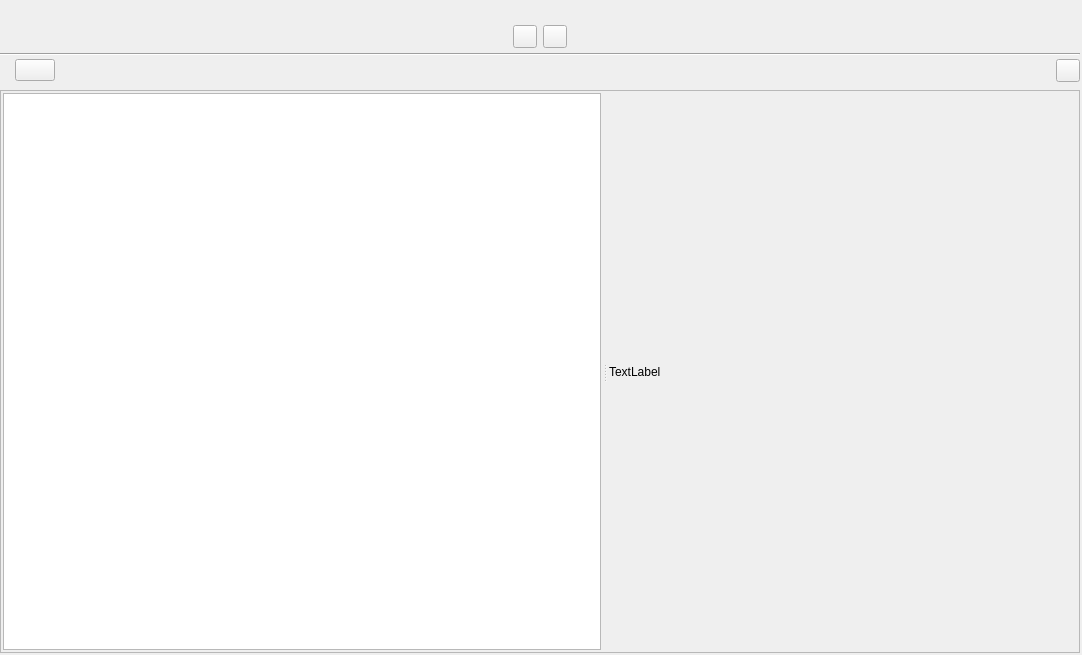
Qt form ui/world_building_view.ui (zkovari/plotlyst) before a commit.
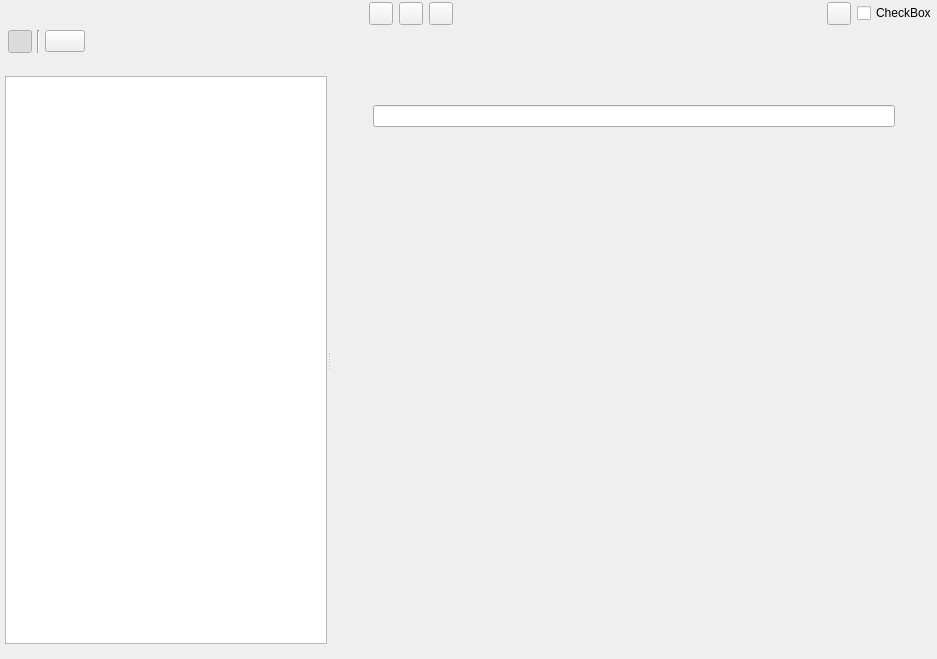
The same form after that commit. The open tabs and pages were chosen to show the change. Custom widgets are drawn as their Qt base class.

Commit message:
New worldbuilding entity editor (#831)
* New worldbuilding entity editor

* Progress

* section

* quote

* persist world separately

* persist

* simple menu

* remove

* progress

* progress

* Add blocks

* Add block below header

* remove btn

* playing with map

* remove btn

* init with text element

* root

* remove block

* remove sections

```diff
--- a/ui/world_building_view.ui
+++ b/ui/world_building_view.ui
@@ -6,8 +6,8 @@
    <rect>
     <x>0</x>
     <y>0</y>
-    <width>1082</width>
-    <height>655</height>
+    <width>937</width>
+    <height>659</height>
    </rect>
   </property>
   <property name="windowTitle">
@@ -27,29 +27,19 @@
     <number>2</number>
    </property>
    <property name="rightMargin">
-    <number>2</number>
+    <number>0</number>
    </property>
    <property name="bottomMargin">
-    <number>2</number>
+    <number>0</number>
    </property>
    <item>
-    <widget class="QWidget" name="wdgTitleParent" native="true">
-     <property name="sizePolicy">
-      <sizepolicy hsizetype="Preferred" vsizetype="Maximum">
-       <horstretch>0</horstretch>
-       <verstretch>0</verstretch>
-      </sizepolicy>
-     </property>
-    </widget>
-   </item>
-   <item>
-    <widget class="QWidget" name="widget_2" native="true">
+    <widget class="QWidget" name="wdgButtonsHeader" native="true">
      <layout class="QHBoxLayout" name="horizontalLayout_4">
       <property name="leftMargin">
        <number>0</number>
       </property>
       <property name="topMargin">
-       <number>20</number>
+       <number>0</number>
       </property>
       <property name="rightMargin">
        <number>0</number>
@@ -95,6 +85,31 @@
         </attribute>
        </widget>
       </item>
+      <item>
+       <widget class="QToolButton" name="btnMapView">
+        <property name="cursor">
+         <cursorShape>PointingHandCursor</cursorShape>
+        </property>
+        <property name="text">
+         <string/>
+        </property>
+        <property name="shortcut">
+         <string>3</string>
+        </property>
+        <property name="checkable">
+         <bool>true</bool>
+        </property>
+        <property name="checked">
+         <bool>false</bool>
+        </property>
+        <property name="base" stdset="0">
+         <bool>true</bool>
+        </property>
+        <attribute name="buttonGroup">
+         <string notr="true">buttonGroup</string>
+        </attribute>
+       </widget>
+      </item>
       <item>
        <widget class="QToolButton" name="btnHistoryView">
         <property name="cursor">
@@ -133,24 +148,69 @@
         </property>
        </spacer>
       </item>
+      <item>
+       <widget class="QToolButton" name="iconReaderMode">
+        <property name="cursor">
+         <cursorShape>PointingHandCursor</cursorShape>
+        </property>
+        <property name="text">
+         <string/>
+        </property>
+        <property name="transparent" stdset="0">
+         <bool>true</bool>
+        </property>
+       </widget>
+      </item>
+      <item>
+       <widget class="Toggle" name="checkBox">
+        <property name="cursor">
+         <cursorShape>PointingHandCursor</cursorShape>
+        </property>
+        <property name="text">
+         <string>CheckBox</string>
+        </property>
+       </widget>
+      </item>
      </layout>
     </widget>
    </item>
-   <item>
-    <widget class="Line" name="line">
-     <property name="orientation">
-      <enum>Qt::Horizontal</enum>
-     </property>
-    </widget>
-   </item>
    <item>
     <layout class="QHBoxLayout" name="horizontalLayout">
+     <property name="spacing">
+      <number>5</number>
+     </property>
      <property name="leftMargin">
-      <number>15</number>
+      <number>8</number>
      </property>
      <property name="bottomMargin">
       <number>5</number>
      </property>
+     <item>
+      <widget class="QToolButton" name="btnTreeToggle">
+       <property name="cursor">
+        <cursorShape>PointingHandCursor</cursorShape>
+       </property>
+       <property name="text">
+        <string/>
+       </property>
+       <property name="checkable">
+        <bool>true</bool>
+       </property>
+       <property name="checked">
+        <bool>true</bool>
+       </property>
+       <property name="base" stdset="0">
+        <bool>true</bool>
+       </property>
+      </widget>
+     </item>
+     <item>
+      <widget class="Line" name="line">
+       <property name="orientation">
+        <enum>Qt::Vertical</enum>
+       </property>
+      </widget>
+     </item>
      <item>
       <widget class="QPushButton" name="btnNew">
        <property name="maximumSize">
@@ -192,54 +252,63 @@
        </property>
       </spacer>
      </item>
-     <item>
-      <widget class="QToolButton" name="toolButton">
-       <property name="cursor">
-        <cursorShape>PointingHandCursor</cursorShape>
-       </property>
-       <property name="text">
-        <string/>
-       </property>
-      </widget>
-     </item>
     </layout>
    </item>
    <item>
-    <widget class="QSplitter" name="splitter">
-     <property name="sizePolicy">
-      <sizepolicy hsizetype="Expanding" vsizetype="Expanding">
-       <horstretch>0</horstretch>
-       <verstretch>0</verstretch>
-      </sizepolicy>
+    <widget class="QStackedWidget" name="stackedWidget">
+     <property name="currentIndex">
+      <number>1</number>
      </property>
-     <property name="frameShape">
-      <enum>QFrame::StyledPanel</enum>
-     </property>
-     <property name="frameShadow">
-      <enum>QFrame::Sunken</enum>
-     </property>
+     <widget class="QWidget" name="pageEntity">
+      <property name="bg-image" stdset="0">
+       <bool>true</bool>
+      </property>
+      <layout class="QVBoxLayout" name="verticalLayout_6">
+       <property name="spacing">
+        <number>0</number>
+       </property>
+       <property name="leftMargin">
+        <number>0</number>
+       </property>
+       <property name="topMargin">
+        <number>0</number>
+       </property>
+       <property name="rightMargin">
+        <number>0</number>
+       </property>
+       <property name="bottomMargin">
+        <number>0</number>
+       </property>
+       <item>
+        <widget class="QSplitter" name="splitterNav">
      <property name="orientation">
       <enum>Qt::Horizontal</enum>
      </property>
      <property name="childrenCollapsible">
       <bool>false</bool>
      </property>
-     <widget class="QWidget" name="wgtChapters" native="true">
+         <widget class="QWidget" name="wdgWorldContainer" native="true">
+          <property name="sizePolicy">
+           <sizepolicy hsizetype="Preferred" vsizetype="Expanding">
+            <horstretch>0</horstretch>
+            <verstretch>0</verstretch>
+           </sizepolicy>
+          </property>
       <layout class="QVBoxLayout" name="verticalLayout_2">
        <property name="spacing">
         <number>3</number>
        </property>
        <property name="leftMargin">
-        <number>2</number>
+            <number>5</number>
        </property>
        <property name="topMargin">
-        <number>2</number>
+            <number>15</number>
        </property>
        <property name="rightMargin">
-        <number>2</number>
+            <number>0</number>
        </property>
        <property name="bottomMargin">
-        <number>2</number>
+            <number>15</number>
        </property>
        <item>
         <widget class="WorldBuildingTreeView" name="treeWorld">
@@ -256,44 +325,46 @@
        </item>
       </layout>
      </widget>
-     <widget class="QStackedWidget" name="stackedWidget">
-      <property name="currentIndex">
-       <number>0</number>
-      </property>
-      <widget class="QWidget" name="pageEditor">
-       <property name="relaxed-white-bg" stdset="0">
+         <widget class="QScrollArea" name="scrollArea">
+          <property name="frameShape">
+           <enum>QFrame::NoFrame</enum>
+          </property>
+          <property name="widgetResizable">
         <bool>true</bool>
        </property>
-       <layout class="QVBoxLayout" name="verticalLayout">
-        <property name="spacing">
-         <number>3</number>
-        </property>
-        <property name="leftMargin">
-         <number>0</number>
-        </property>
-        <property name="topMargin">
-         <number>0</number>
-        </property>
-        <property name="rightMargin">
-         <number>0</number>
-        </property>
-        <property name="bottomMargin">
-         <number>0</number>
-        </property>
-        <item>
-         <widget class="QWidget" name="wdgHeader" native="true">
+          <widget class="QWidget" name="scrollAreaWidgetContents">
+           <property name="geometry">
+            <rect>
+             <x>0</x>
+             <y>0</y>
+             <width>609</width>
+             <height>597</height>
+            </rect>
+           </property>
+           <property name="sizePolicy">
+            <sizepolicy hsizetype="Expanding" vsizetype="Expanding">
+             <horstretch>0</horstretch>
+             <verstretch>0</verstretch>
+            </sizepolicy>
+           </property>
+           <property name="bg-image" stdset="0">
+            <bool>true</bool>
+           </property>
           <layout class="QHBoxLayout" name="horizontalLayout_2">
+            <property name="spacing">
+             <number>3</number>
+            </property>
            <property name="leftMargin">
-            <number>8</number>
+             <number>2</number>
            </property>
            <property name="topMargin">
-            <number>5</number>
+             <number>15</number>
            </property>
            <property name="rightMargin">
-            <number>8</number>
+             <number>2</number>
            </property>
            <property name="bottomMargin">
-            <number>40</number>
+             <number>15</number>
            </property>
            <item>
             <spacer name="horizontalSpacer_2">
@@ -301,7 +372,7 @@
               <enum>Qt::Horizontal</enum>
              </property>
              <property name="sizeType">
-              <enum>QSizePolicy::Expanding</enum>
+               <enum>QSizePolicy::Fixed</enum>
              </property>
              <property name="sizeHint" stdset="0">
               <size>
@@ -312,20 +383,110 @@
             </spacer>
            </item>
            <item>
-            <widget class="QWidget" name="wdgName" native="true">
+             <widget class="QFrame" name="wdgCenterEditor">
              <property name="sizePolicy">
-              <sizepolicy hsizetype="Maximum" vsizetype="Preferred">
+               <sizepolicy hsizetype="Expanding" vsizetype="Expanding">
                <horstretch>0</horstretch>
                <verstretch>0</verstretch>
               </sizepolicy>
              </property>
              <property name="maximumSize">
               <size>
-               <width>500</width>
+                <width>1000</width>
                <height>16777215</height>
               </size>
              </property>
-             <layout class="QHBoxLayout" name="horizontalLayout_3"/>
+              <layout class="QVBoxLayout" name="verticalLayout" stretch="0,0,0">
+               <property name="spacing">
+                <number>5</number>
+               </property>
+               <property name="leftMargin">
+                <number>0</number>
+               </property>
+               <property name="topMargin">
+                <number>0</number>
+               </property>
+               <property name="rightMargin">
+                <number>0</number>
+               </property>
+               <property name="bottomMargin">
+                <number>15</number>
+               </property>
+               <item>
+                <widget class="QWidget" name="wdgNameHeader" native="true">
+                 <layout class="QVBoxLayout" name="verticalLayout_7">
+                  <property name="spacing">
+                   <number>15</number>
+                  </property>
+                  <property name="leftMargin">
+                   <number>0</number>
+                  </property>
+                  <property name="topMargin">
+                   <number>0</number>
+                  </property>
+                  <property name="rightMargin">
+                   <number>0</number>
+                  </property>
+                  <property name="bottomMargin">
+                   <number>10</number>
+                  </property>
+                  <item>
+                   <widget class="QLabel" name="lblBanner">
+                    <property name="minimumSize">
+                     <size>
+                      <width>400</width>
+                      <height>0</height>
+                     </size>
+                    </property>
+                    <property name="maximumSize">
+                     <size>
+                      <width>16777215</width>
+                      <height>250</height>
+                     </size>
+                    </property>
+                    <property name="text">
+                     <string/>
+                    </property>
+                   </widget>
+                  </item>
+                  <item>
+                   <widget class="QLineEdit" name="lineName"/>
+                  </item>
+                 </layout>
+                </widget>
+               </item>
+               <item>
+                <widget class="QWidget" name="wdgSeparator" native="true">
+                 <layout class="QHBoxLayout" name="horizontalLayout_3">
+                  <property name="leftMargin">
+                   <number>15</number>
+                  </property>
+                  <property name="topMargin">
+                   <number>10</number>
+                  </property>
+                  <property name="rightMargin">
+                   <number>15</number>
+                  </property>
+                  <property name="bottomMargin">
+                   <number>10</number>
+                  </property>
+                 </layout>
+                </widget>
+               </item>
+               <item>
+                <spacer name="verticalSpacer">
+                 <property name="orientation">
+                  <enum>Qt::Vertical</enum>
+                 </property>
+                 <property name="sizeHint" stdset="0">
+                  <size>
+                   <width>20</width>
+                   <height>40</height>
+                  </size>
+                 </property>
+                </spacer>
+               </item>
+              </layout>
             </widget>
            </item>
            <item>
@@ -334,7 +495,7 @@
               <enum>Qt::Horizontal</enum>
              </property>
              <property name="sizeType">
-              <enum>QSizePolicy::Expanding</enum>
+               <enum>QSizePolicy::Fixed</enum>
              </property>
              <property name="sizeHint" stdset="0">
               <size>
@@ -346,89 +507,31 @@
            </item>
           </layout>
          </widget>
-        </item>
-        <item>
-         <widget class="QTabWidget" name="tabWidget">
-          <property name="styleSheet">
-           <string notr="true"/>
-          </property>
-          <property name="currentIndex">
-           <number>0</number>
-          </property>
-          <property name="centered" stdset="0">
-           <bool>true</bool>
-          </property>
-          <property name="borderless" stdset="0">
-           <bool>true</bool>
-          </property>
-          <widget class="QWidget" name="tabPerception">
-           <property name="relaxed-white-bg" stdset="0">
-            <bool>true</bool>
-           </property>
-           <attribute name="title">
-            <string>Perception</string>
-           </attribute>
-          </widget>
-          <widget class="QWidget" name="tabGoals">
-           <attribute name="title">
-            <string>Goals</string>
-           </attribute>
-          </widget>
-          <widget class="QWidget" name="tabTopics">
-           <property name="relaxed-white-bg" stdset="0">
-            <bool>true</bool>
-           </property>
-           <attribute name="title">
-            <string>Topics</string>
-           </attribute>
-          </widget>
-          <widget class="QWidget" name="tabHistory">
-           <property name="relaxed-white-bg" stdset="0">
-            <bool>true</bool>
-           </property>
-           <attribute name="title">
-            <string>History</string>
-           </attribute>
-          </widget>
-          <widget class="QWidget" name="tabNotes">
-           <property name="relaxed-white-bg" stdset="0">
-            <bool>true</bool>
-           </property>
-           <attribute name="title">
-            <string>Notes</string>
-           </attribute>
           </widget>
          </widget>
         </item>
        </layout>
       </widget>
-      <widget class="QWidget" name="pageHistory">
+     <widget class="QWidget" name="pageMap">
        <layout class="QVBoxLayout" name="verticalLayout_4">
         <property name="spacing">
-         <number>3</number>
+        <number>0</number>
         </property>
         <property name="leftMargin">
-         <number>2</number>
+        <number>0</number>
         </property>
         <property name="topMargin">
-         <number>2</number>
+        <number>0</number>
         </property>
         <property name="rightMargin">
-         <number>2</number>
+        <number>0</number>
         </property>
         <property name="bottomMargin">
-         <number>2</number>
-        </property>
-        <item>
-         <widget class="QLabel" name="label">
-          <property name="text">
-           <string>TextLabel</string>
-          </property>
-         </widget>
-        </item>
-       </layout>
-      </widget>
-     </widget>
+        <number>0</number>
+       </property>
+      </layout>
+     </widget>
+     <widget class="QWidget" name="pageTimeline"/>
     </widget>
    </item>
   </layout>
@@ -439,6 +542,11 @@
    <extends>QTreeView</extends>
    <header>src.main.python.plotlyst.view.widget.world</header>
   </customwidget>
+  <customwidget>
+   <class>Toggle</class>
+   <extends>QCheckBox</extends>
+   <header>src.main.python.plotlyst.view.widget.input</header>
+  </customwidget>
  </customwidgets>
  <resources/>
  <connections/>
```
Left out of the diff: 19 changed lines with no effect on the pictures. Lines whose indentation alone changed are shown as unchanged. The commit also changes 9 other files.
